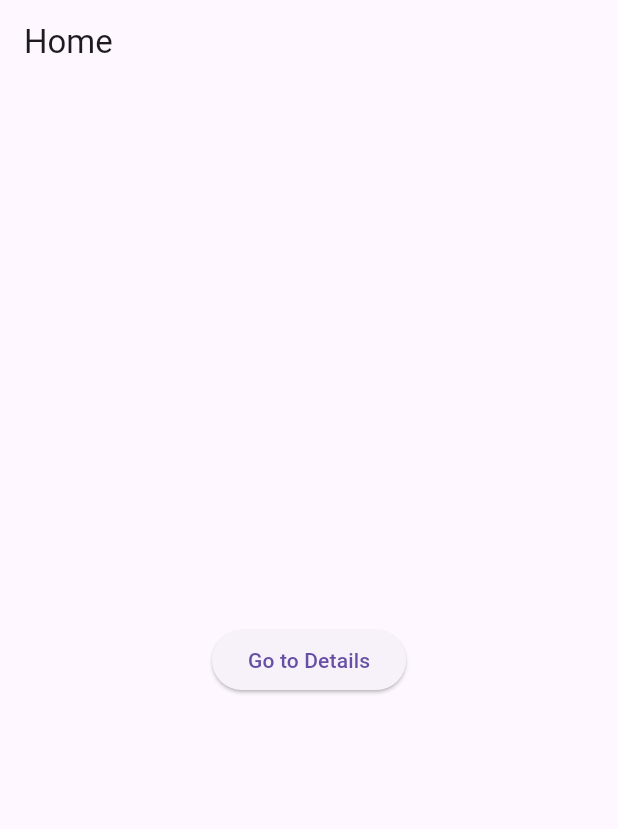
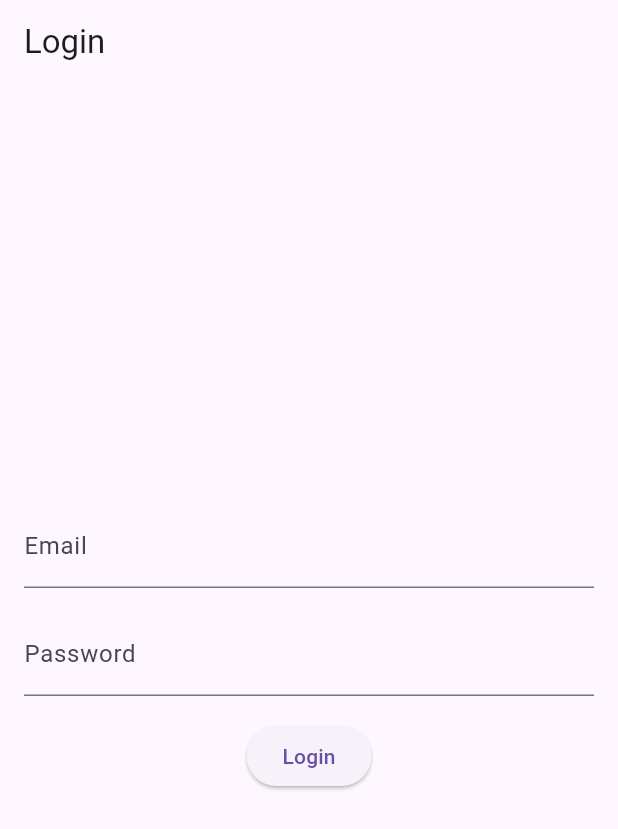
Before and after one commit to jphacks/tk_2404, a Flutter app: the screen it shows after launch, on a phone screen of 412 x 824 dp. Shown: the top 829 px of the screen. Run offline on Flutter 3.47's test engine with Material 3 defaults, Android fonts, the light colour scheme and no system bars; our stand-ins replace firebase_auth, firebase_core, go_router; accounts and stored records are empty.

Commit message:
feature: add login feature

```diff
--- a/app/lib/main.dart
+++ b/app/lib/main.dart
@@ -1,7 +1,9 @@
 import 'package:app/firebase_options.dart';
 import 'package:app/routers.dart';
+import 'package:app/view_models/login_view_model.dart';
 import 'package:firebase_core/firebase_core.dart';
 import 'package:flutter/material.dart';
+import 'package:provider/provider.dart';
 
 void main() async {
   WidgetsFlutterBinding.ensureInitialized();
@@ -16,7 +18,9 @@
 
   @override
   Widget build(BuildContext context) {
-    return MaterialApp.router(
+    return ChangeNotifierProvider(
+      create: (_) => LoginViewModel(),
+      child: MaterialApp.router(
         routerConfig: routers,
         theme: ThemeData.light().copyWith(
           materialTapTargetSize: MaterialTapTargetSize.padded,
@@ -24,6 +28,7 @@
         darkTheme: ThemeData.dark().copyWith(
           materialTapTargetSize: MaterialTapTargetSize.padded,
         ),
+      ),
     );
   }
 }
--- a/app/lib/routers.dart
+++ b/app/lib/routers.dart
@@ -1,12 +1,23 @@
-import 'package:app/views/detail_views.dart';
+import 'package:app/views/detail_view.dart';
 import 'package:app/views/home_view.dart';
+import 'package:app/views/login_view.dart';
 import 'package:go_router/go_router.dart';
 
 final GoRouter routers = GoRouter(
+  redirect: (context, state) {
+    if (state.matchedLocation == '/') {
+      return '/login';
+    }
+    return null;
+  },
   routes: [
     GoRoute(
-      path: '/',
+      path: '/home',
       builder: (context, state) => const HomeView(),
+    ),
+    GoRoute(
+      path: '/login',
+      builder: (context, state) => const LoginView(),
     ),
     GoRoute(
       path: '/details',
--- /dev/null
+++ b/app/lib/view_models/login_view_model.dart
@@ -0,0 +1,54 @@
+import 'package:firebase_auth/firebase_auth.dart';
+import 'package:flutter/material.dart';
+
+class LoginViewModel extends ChangeNotifier {
+  final FirebaseAuth _auth = FirebaseAuth.instance;
+  final TextEditingController emailController = TextEditingController();
+  final TextEditingController passwordController = TextEditingController();
+
+  String _errorMessage = '';
+  bool _isLoggedIn = false;
+
+  String get errorMessage => _errorMessage;
+  bool get isLoggedIn => _isLoggedIn;
+
+  LoginViewModel() {
+    _checkLoginStatus();
+  }
+
+  void _checkLoginStatus() {
+    _auth.authStateChanges().listen((User? user) {
+      _isLoggedIn = user != null;
+      notifyListeners();
+    });
+  }
+
+  Future<void> login() async {
+    try {
+      final UserCredential userCredential =
+          await _auth.signInWithEmailAndPassword(
+        email: emailController.text.trim(),
+        password: passwordController.text.trim(),
+      );
+      _isLoggedIn = userCredential.user != null;
+      _errorMessage = '';
+    } on FirebaseAuthException catch (e) {
+      if (e.code == 'user-not-found') {
+        _errorMessage = 'No user found for that email.';
+      } else if (e.code == 'wrong-password') {
+        _errorMessage = 'Wrong password provided for that user.';
+      } else {
+        _errorMessage = e.message ?? 'An unknown error occurred.';
+      }
+    } catch (e) {
+      _errorMessage = 'An error occurred: $e';
+    }
+    notifyListeners();
+  }
+
+  Future<void> logout() async {
+    await _auth.signOut();
+    _isLoggedIn = false;
+    notifyListeners();
+  }
+}
--- a/app/lib/views/home_view.dart
+++ b/app/lib/views/home_view.dart
@@ -1,21 +1,29 @@
+import 'package:app/view_models/login_view_model.dart';
 import 'package:flutter/material.dart';
 import 'package:go_router/go_router.dart';
+import 'package:provider/provider.dart';
 
 class HomeView extends StatelessWidget {
   const HomeView({super.key});
 
   @override
   Widget build(BuildContext context) {
+    final loginViewModel = Provider.of<LoginViewModel>(context);
     return Scaffold(
       appBar: AppBar(title: const Text('Home')),
-      body: Center(
-        child: ElevatedButton(
-          onPressed: () {
-            // Navigate to the details screen
-            context.go('/details');
-          },
-          child: const Text('Go to Details'),
-        ),
+      body: Column(
+        mainAxisAlignment: MainAxisAlignment.center,
+        children: [
+          const Text('Welcome!'),
+          const SizedBox(height: 20),
+          ElevatedButton(
+            onPressed: () async {
+              await loginViewModel.logout();
+              context.go('/login');
+            },
+            child: const Text('Logout'),
+          ),
+        ],
       ),
     );
   }
--- /dev/null
+++ b/app/lib/views/login_view.dart
@@ -0,0 +1,59 @@
+import 'package:app/view_models/login_view_model.dart';
+import 'package:flutter/material.dart';
+import 'package:go_router/go_router.dart';
+import 'package:provider/provider.dart';
+
+class LoginView extends StatelessWidget {
+  const LoginView({super.key});
+
+  @override
+  Widget build(BuildContext context) {
+    final loginViewModel = Provider.of<LoginViewModel>(context);
+
+    // Automatically navigate if already logged in
+    if (loginViewModel.isLoggedIn) {
+      WidgetsBinding.instance.addPostFrameCallback((_) {
+        context.go('/home');
+      });
+    }
+
+    return Scaffold(
+      appBar: AppBar(title: const Text('Login')),
+      body: Padding(
+        padding: const EdgeInsets.all(16.0),
+        child: Column(
+          mainAxisAlignment: MainAxisAlignment.center,
+          children: [
+            TextField(
+              controller: loginViewModel.emailController,
+              decoration: const InputDecoration(labelText: 'Email'),
+              keyboardType: TextInputType.emailAddress,
+            ),
+            const SizedBox(height: 16),
+            TextField(
+              controller: loginViewModel.passwordController,
+              decoration: const InputDecoration(labelText: 'Password'),
+              obscureText: true,
+            ),
+            const SizedBox(height: 16),
+            ElevatedButton(
+              onPressed: () async {
+                await loginViewModel.login();
+                if (loginViewModel.isLoggedIn) {
+                  context.go('/home');
+                }
+              },
+              child: const Text('Login'),
+            ),
+            const SizedBox(height: 16),
+            if (loginViewModel.errorMessage.isNotEmpty)
+              Text(
+                loginViewModel.errorMessage,
+                style: const TextStyle(color: Colors.red),
+              ),
+          ],
+        ),
+      ),
+    );
+  }
+}
--- a/app/pubspec.yaml
+++ b/app/pubspec.yaml
@@ -15,6 +15,7 @@ dependencies:
   firebase_auth: ^5.3.1
   firebase_core: ^3.6.0
   go_router: ^14.3.0
+  provider: ^6.1.2
 
 dev_dependencies:
   flutter_test:
```
Also changed, not shown: app/lib/views/detail_view.dart (renamed from app/lib/views/detail_views.dart), app/pubspec.lock. Lines whose indentation alone changed are shown as unchanged.
